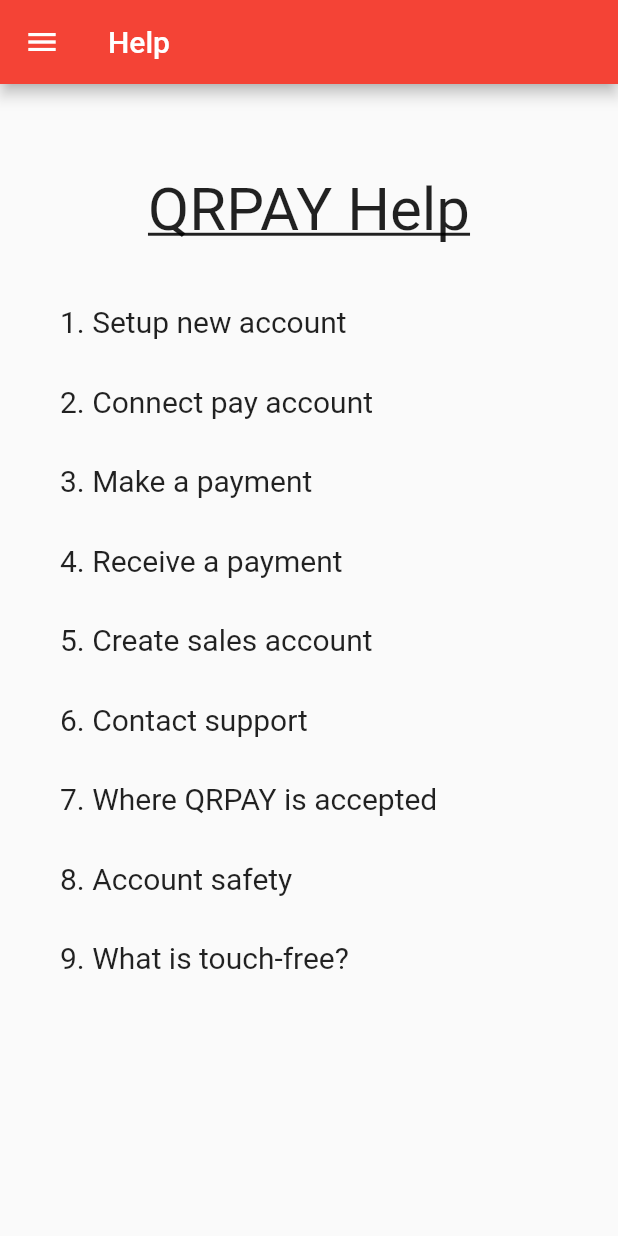
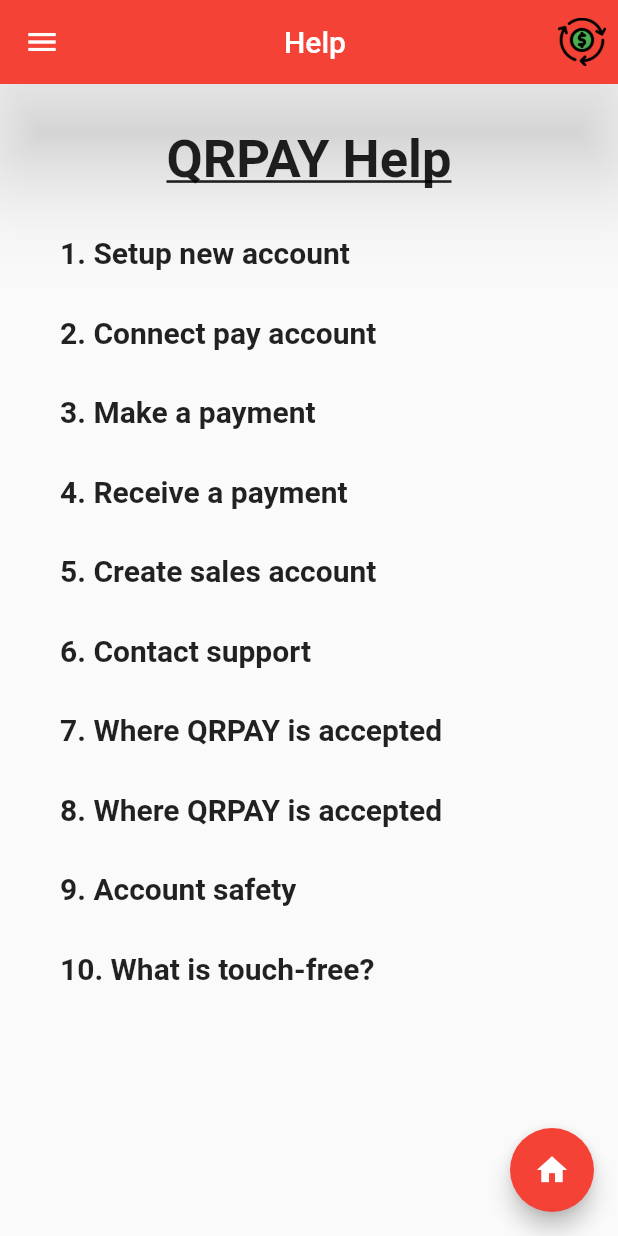
Before and after one commit to espressoAndCode/qrpay_app, a Flutter app: the HelpPage screen opened by its route, on a phone screen of 412 x 824 dp. Run offline on Flutter 3.47's test engine with Material 2 defaults, Android fonts, the phone set to English and light mode, and no system bars; our stand-ins replace firebase_auth, firebase_core; missing offline and left inert: qr_code_scanner; accounts and stored records are empty.

Commit message:
Help page edited

```diff
--- a/lib/module/help/help_list_view.dart
+++ b/lib/module/help/help_list_view.dart
@@ -1,16 +1,22 @@
 import 'package:flutter/material.dart';
 import 'package:qrpay_app/widget/drawer.dart';
-
+import 'package:qrpay_app/module/splash/splash_view.dart';
 
 class HelpPage extends StatelessWidget {
-
   static const String routeName = '/help';
 
   @override
   Widget build(BuildContext context) {
     return Scaffold(
       appBar: AppBar(
-        title: Text("Help"),
+        title: Center(child: Text("Help")),
+        actions: [
+          IconButton(
+            icon: Image.asset('res/images/qplogo.png'),
+            onPressed: () {},
+          ),
+        ],
+        elevation: 30.0,
       ),
       drawer: AppDrawer(),
       body: Center(
@@ -19,102 +25,144 @@ class HelpPage extends StatelessWidget {
           children: [
             Container(
               // alignment: Alignment.center,
-                  padding: EdgeInsets.fromLTRB(20, 60, 20, 30),
-                  child: Text("QRPAY Help",
+              padding: EdgeInsets.fromLTRB(20, 30, 20, 30),
+              child: Text(
+                "QRPAY Help",
                 style: TextStyle(
-                      fontSize: 40,
+                  fontSize: 35,
+                  fontWeight: FontWeight.bold,
                   decoration: TextDecoration.underline,
                 ),
               ),
             ),
             Container(
               alignment: Alignment.centerLeft,
-                  padding: EdgeInsets.fromLTRB(40, 10, 20, 20),
-                  child: Text("1. Setup new account",
+              padding: EdgeInsets.fromLTRB(40, 0, 20, 20),
+              child: Text(
+                "1. Setup new account",
                 style: TextStyle(
                   fontSize: 20,
+                  fontWeight: FontWeight.bold,
                 ),
               ),
             ),
             Container(
               alignment: Alignment.centerLeft,
               padding: EdgeInsets.fromLTRB(40, 10, 20, 20),
-                  child: Text("2. Connect pay account",
+              child: Text(
+                "2. Connect pay account",
                 style: TextStyle(
                   fontSize: 20,
+                  fontWeight: FontWeight.bold,
                 ),
               ),
             ),
             Container(
               alignment: Alignment.centerLeft,
               padding: EdgeInsets.fromLTRB(40, 10, 20, 20),
-                  child: Text("3. Make a payment",
+              child: Text(
+                "3. Make a payment",
                 style: TextStyle(
                   fontSize: 20,
+                  fontWeight: FontWeight.bold,
                 ),
               ),
             ),
             Container(
               alignment: Alignment.centerLeft,
               padding: EdgeInsets.fromLTRB(40, 10, 20, 20),
-                  child: Text("4. Receive a payment",
+              child: Text(
+                "4. Receive a payment",
                 style: TextStyle(
                   fontSize: 20,
+                  fontWeight: FontWeight.bold,
                 ),
               ),
             ),
             Container(
               alignment: Alignment.centerLeft,
               padding: EdgeInsets.fromLTRB(40, 10, 20, 20),
-                  child: Text("5. Create sales account",
+              child: Text(
+                "5. Create sales account",
                 style: TextStyle(
                   fontSize: 20,
+                  fontWeight: FontWeight.bold,
                 ),
               ),
             ),
             Container(
               alignment: Alignment.centerLeft,
               padding: EdgeInsets.fromLTRB(40, 10, 20, 20),
-                  child: Text("6. Contact support",
+              child: Text(
+                "6. Contact support",
                 style: TextStyle(
                   fontSize: 20,
+                  fontWeight: FontWeight.bold,
                 ),
               ),
             ),
             Container(
               alignment: Alignment.centerLeft,
               padding: EdgeInsets.fromLTRB(40, 10, 20, 20),
-                  child: Text("7. Where QRPAY is accepted",
+              child: Text(
+                "7. Where QRPAY is accepted",
                 style: TextStyle(
                   fontSize: 20,
+                  fontWeight: FontWeight.bold,
                 ),
               ),
             ),
             Container(
               alignment: Alignment.centerLeft,
               padding: EdgeInsets.fromLTRB(40, 10, 20, 20),
-                  child: Text("8. Account safety",
+              child: Text(
+                "8. Where QRPAY is accepted",
                 style: TextStyle(
                   fontSize: 20,
+                  fontWeight: FontWeight.bold,
                 ),
               ),
             ),
             Container(
               alignment: Alignment.centerLeft,
               padding: EdgeInsets.fromLTRB(40, 10, 20, 20),
-                  child: Text("9. What is touch-free?",
+              child: Text(
+                "9. Account safety",
                 style: TextStyle(
                   fontSize: 20,
+                  fontWeight: FontWeight.bold,
                 ),
               ),
             ),
-              ]
-          )
+            Container(
+              alignment: Alignment.centerLeft,
+              padding: EdgeInsets.fromLTRB(40, 10, 20, 20),
+              child: Text(
+                "10. What is touch-free?",
+                style: TextStyle(
+                  fontSize: 20,
+                  fontWeight: FontWeight.bold,
                 ),
-
+              ),
+            ),
+          ],
+        ),
+      ),
+      floatingActionButton: FloatingActionButton(
+        tooltip: 'Click it to return to the Homepage',
+        hoverElevation: 50,
+        onPressed: () {
+          print("Going back to homepage");
+          Navigator.push(
+            context,
+            MaterialPageRoute(
+              builder: (BuildContext context) => SplashPage(),
+            ),
+          );
+        },
+        child: Icon(Icons.home),
+      ),
       //
-
     );
   }
-
 }
```
Lines whose indentation alone changed are shown as unchanged.
